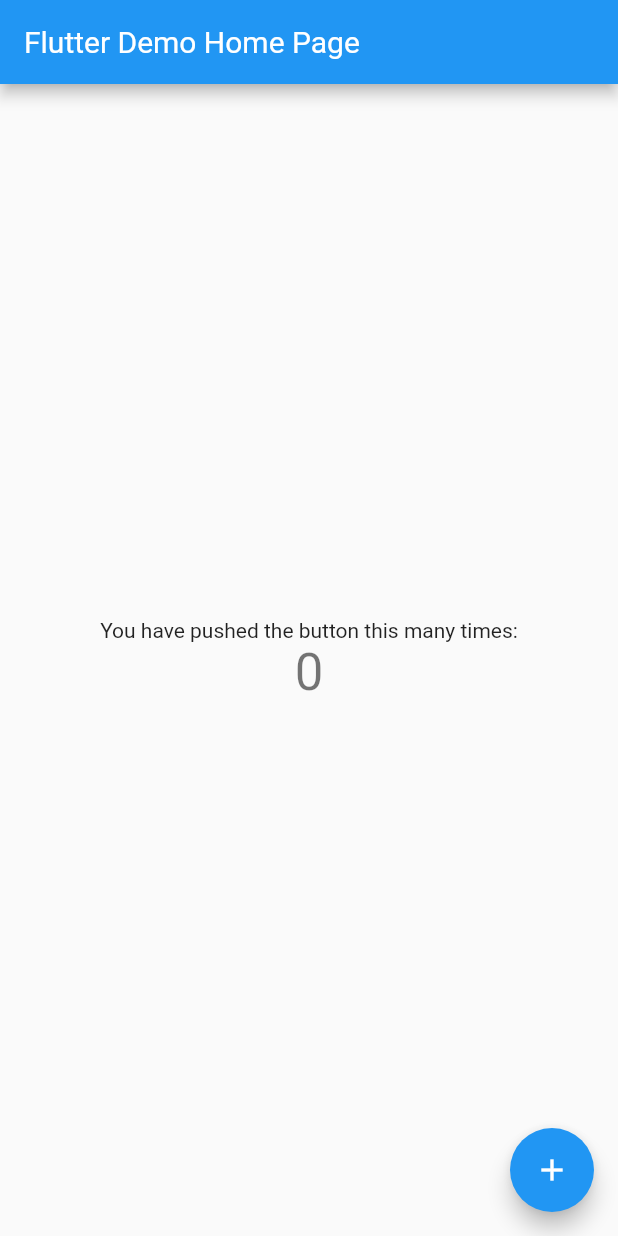
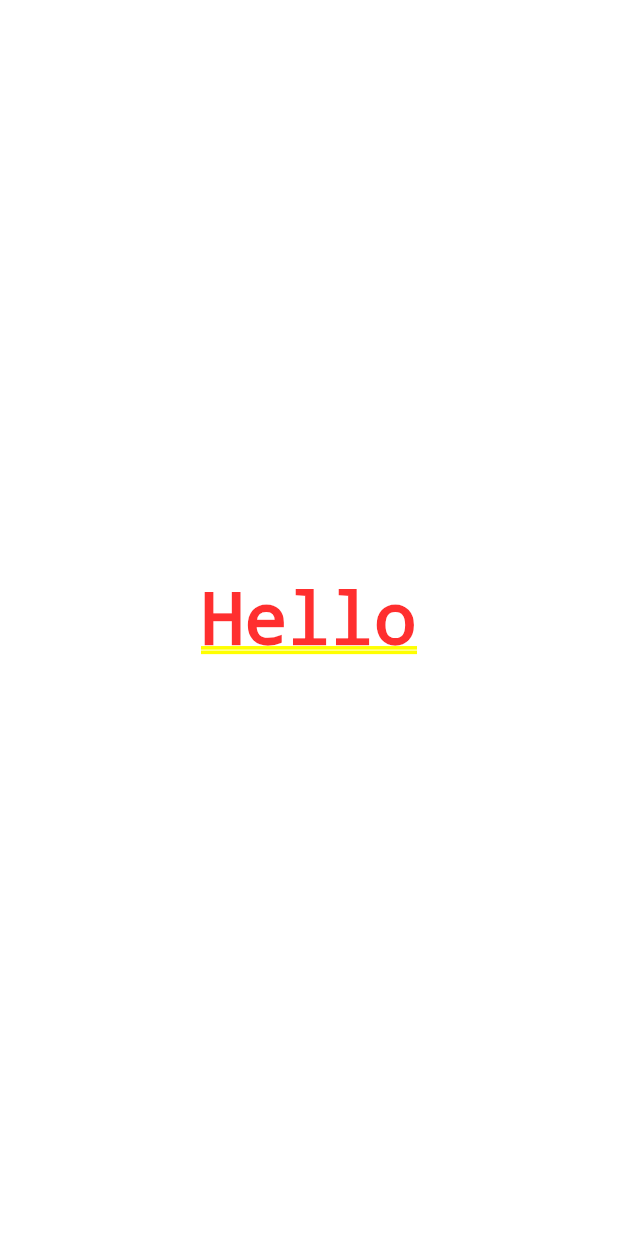
Before and after one commit to BuildContext/places, a Flutter app: the screen it shows after launch, on a phone screen of 412 x 824 dp. Run offline on Flutter 3.47's test engine with Material 2 defaults, Android fonts, the phone set to English and light mode, and no system bars.

Commit message:
3.4 complete

```diff
--- a/lib/main.dart
+++ b/lib/main.dart
@@ -26,10 +26,49 @@ class MyApp extends StatelessWidget {
         // closer together (more dense) than on mobile platforms.
         visualDensity: VisualDensity.adaptivePlatformDensity,
       ),
-      home: MyHomePage(title: 'Flutter Demo Home Page'),
+      home: MyFirstWidget(),
     );
   }
 }
+
+class MySecondWidget extends StatefulWidget {
+  @override
+  _MySecondWidgetState createState() => _MySecondWidgetState();
+}
+
+class _MySecondWidgetState extends State<MySecondWidget> {
+  int count = 0;
+  @override
+  Widget build(BuildContext context) {
+    count++;
+    print("Метод build в MySecondWidget был вызван $count раз");
+    return Container(
+      child: Center(
+        child: Text("Hello"),
+      ),
+    );
+  }
+}
+
+class MyFirstWidget extends StatelessWidget {
+  int count = 0;
+  @override
+  Widget build(BuildContext context) {
+    count++;
+    print("Метод build в MyFirstWidget был вызван $count раз");
+    return Container(
+      child: Center(
+        child: Text("Hello"),
+      ),
+    );
+  }
+}
+
+
+
+
+
+
 
 class MyHomePage extends StatefulWidget {
   MyHomePage({Key key, this.title}) : super(key: key);
```
Also changed, not shown: 1 other file.
